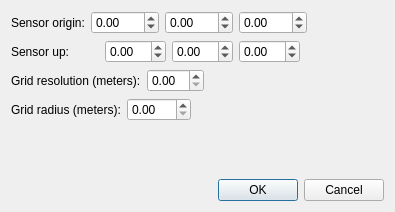
Old version of the form VelodyneHDL/images/vvGridAdjustmentDialog.ui in the repository Kitware/VeloView.
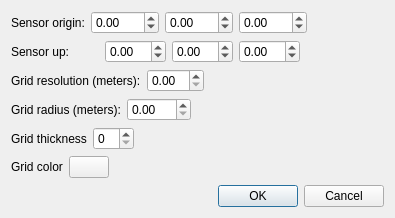
New version of the form.

Commit message: Added grid line width option in Tools > Grid Properties

```diff
--- a/VelodyneHDL/images/vvGridAdjustmentDialog.ui
+++ b/VelodyneHDL/images/vvGridAdjustmentDialog.ui
@@ -7,7 +7,7 @@
     <x>0</x>
     <y>0</y>
     <width>395</width>
-    <height>212</height>
+    <height>218</height>
    </rect>
   </property>
   <property name="windowTitle">
@@ -177,6 +177,64 @@
      </item>
     </layout>
    </item>
+   <item>
+    <layout class="QHBoxLayout" name="horizontalLayout">
+     <item>
+      <widget class="QLabel" name="label_5">
+       <property name="text">
+        <string>Grid thickness</string>
+       </property>
+      </widget>
+     </item>
+     <item>
+      <widget class="QSpinBox" name="GridLineWidth"/>
+     </item>
+     <item>
+      <spacer name="horizontalSpacer_5">
+       <property name="orientation">
+        <enum>Qt::Horizontal</enum>
+       </property>
+       <property name="sizeHint" stdset="0">
+        <size>
+         <width>40</width>
+         <height>20</height>
+        </size>
+       </property>
+      </spacer>
+     </item>
+    </layout>
+   </item>
+   <item>
+    <layout class="QHBoxLayout" name="horizontalLayout_6">
+     <item>
+      <widget class="QLabel" name="label_6">
+       <property name="text">
+        <string>Grid color</string>
+       </property>
+      </widget>
+     </item>
+     <item>
+      <widget class="QPushButton" name="GridColorPicker">
+       <property name="text">
+        <string/>
+       </property>
+      </widget>
+     </item>
+     <item>
+      <spacer name="horizontalSpacer_6">
+       <property name="orientation">
+        <enum>Qt::Horizontal</enum>
+       </property>
+       <property name="sizeHint" stdset="0">
+        <size>
+         <width>40</width>
+         <height>20</height>
+        </size>
+       </property>
+      </spacer>
+     </item>
+    </layout>
+   </item>
    <item>
     <spacer name="verticalSpacer">
      <property name="orientation">
```
Left out of the diff: 3 changed lines with no effect on the pictures. The commit also changes 5 other files.
